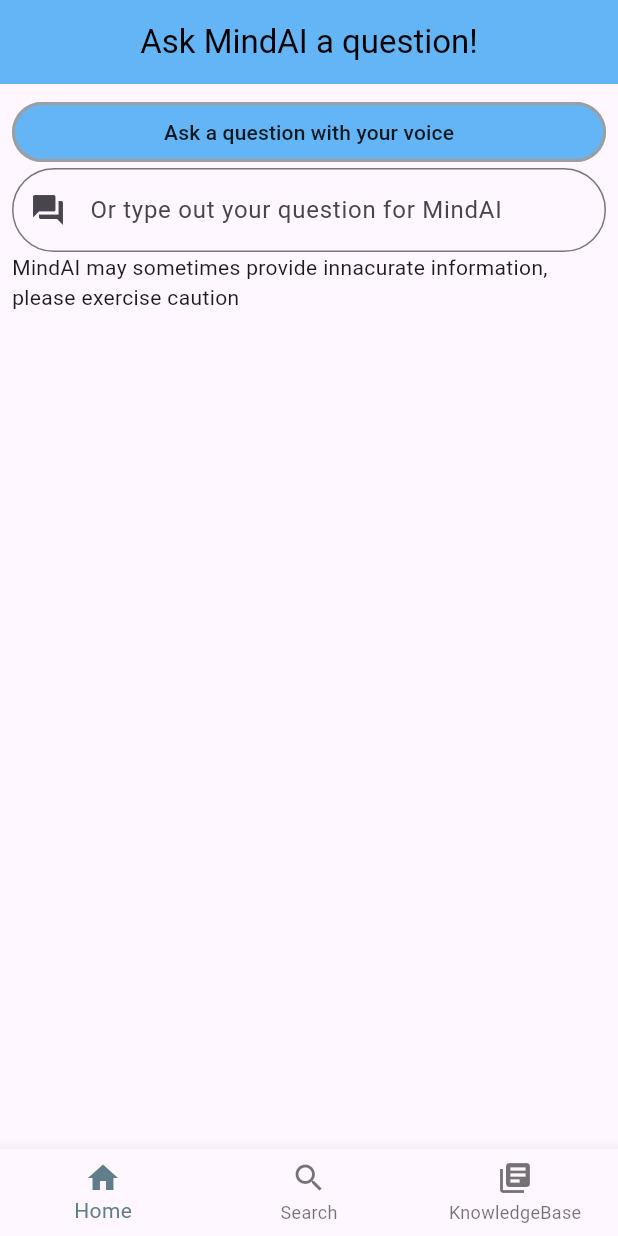
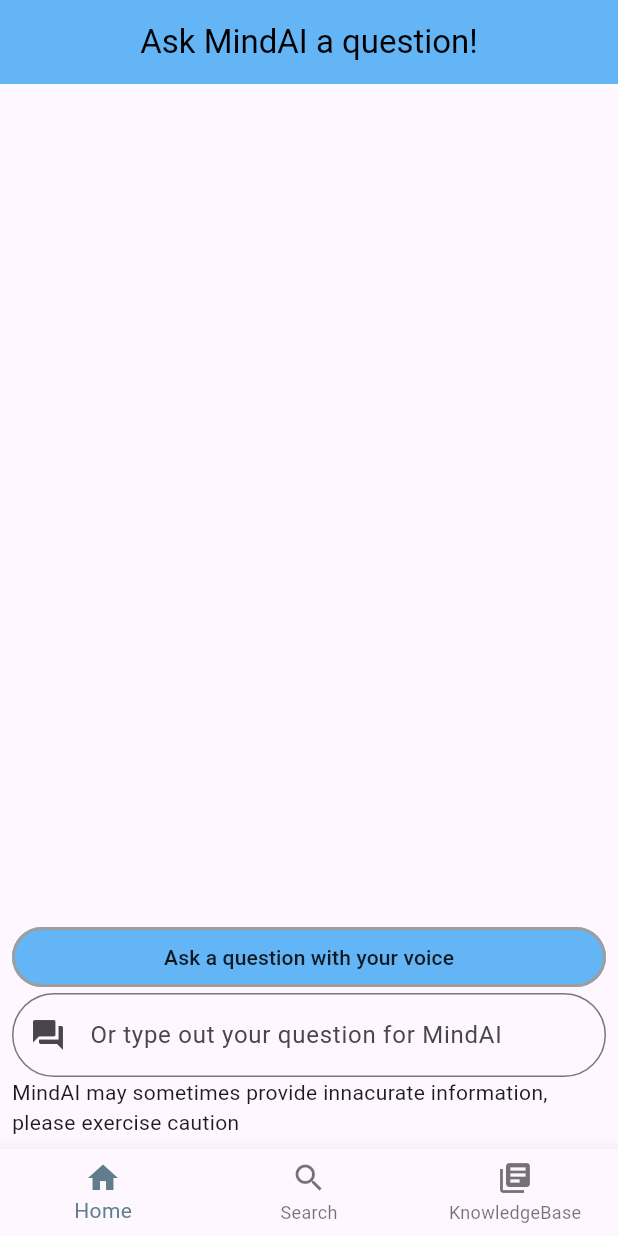
Before and after one commit to umgc/Summer2024, a Flutter app: the PromptScreen screen opened directly with empty values, on a phone screen of 412 x 824 dp. Run offline on Flutter 3.47's test engine with Material 3 defaults, Android fonts, the phone set to English and light mode, and no system bars; our stand-ins replace date_field, file_picker, flutter_dotenv, flutter_tts, image_picker, local_auth and 5 more; missing offline and left inert: dart:ffi, dart_openai, flutter_sound_lite, google_speech, mysql1, search_page and 1 more; accounts and stored records are empty.

Commit message:
Update to Ask Mind AI chat direction and date format for search

```diff
--- a/lib/prompt.dart
+++ b/lib/prompt.dart
@@ -278,10 +278,53 @@ class _PromptScreenState extends State<PromptScreen> {
         backgroundColor: Colors.blue[300],
         foregroundColor: Colors.black,
       ),
-      body: ListView(
+      body: Column(
+        mainAxisAlignment: MainAxisAlignment.spaceBetween,
+        children: [
+          Expanded(
+            child: ListView(
               padding: const EdgeInsets.all(8),
               children: <Widget>[
-          ElevatedButton(
+                if (recognizeFinished)
+                  Padding(
+                    padding: const EdgeInsets.all(16.0),
+                    child: ListView.builder(
+                      physics: ScrollPhysics(),
+                      scrollDirection: Axis.vertical,
+                      shrinkWrap: true,
+                      reverse: false,
+                      itemCount: transcriptArray.length,
+                      itemBuilder: (BuildContext ctxt, int Index) {
+                        return GestureDetector(
+                          onTap: () {
+                            toggleTTS(
+                                transcriptArray[Index].replaceAll("MindAI:", ""));
+                          },
+                          child: Container(
+                            margin: EdgeInsets.all(5),
+                            padding: EdgeInsets.all(10),
+                            decoration: BoxDecoration(
+                              color: (Index % 2 == 1)
+                                  ? Colors.grey[300]
+                                  : Colors.green[100],
+                              borderRadius: BorderRadius.circular(20),
+                            ),
+                            child: Text(transcriptArray[Index]),
+                          ),
+                        );
+                      },
+                    ),
+                  ),
+              ],
+            ),
+          ),
+          Padding(
+            padding: const EdgeInsets.all(8.0),
+            child: Column(
+              children: [
+                SizedBox(
+                  width: double.infinity,
+                  child: ElevatedButton(
                     style: ElevatedButton.styleFrom(
                         backgroundColor: Colors.blue[300],
                         foregroundColor: Colors.black87,
@@ -295,6 +338,7 @@ class _PromptScreenState extends State<PromptScreen> {
                         ? const Text('Listening')
                         : const Text('Ask a question with your voice'),
                   ),
+                ),
                 TextField(
                     controller: _controller,
                     decoration: InputDecoration(
@@ -305,7 +349,6 @@ class _PromptScreenState extends State<PromptScreen> {
                       hintText: 'Or type out your question for MindAI',
                     ),
                     onSubmitted: (String value) {
-                // Navigator.push(context, PromptScreen());
                       recognizeFinished = true;
                       transcriptArray.add(value);
                       setState(() {});
@@ -313,35 +356,9 @@ class _PromptScreenState extends State<PromptScreen> {
                     }),
                 const Text(
                     'MindAI may sometimes provide innacurate information, please exercise caution'),
-          if (recognizeFinished)
-            Padding(
-              padding: const EdgeInsets.all(16.0),
-              child: new ListView.builder(
-                  physics: ScrollPhysics(),
-                  scrollDirection: Axis.vertical,
-                  shrinkWrap: true,
-                  reverse: true,
-                  itemCount: transcriptArray.length,
-                  itemBuilder: (BuildContext ctxt, int Index) {
-                    return new GestureDetector(
-                        onTap: () {
-                          toggleTTS(
-                              transcriptArray[Index].replaceAll("MindAI:", ""));
-                        },
-                        child: new Container(
-                          margin: EdgeInsets.all(5),
-                          padding: EdgeInsets.all(10),
-                          //color: Colors.amber[600],
-                          decoration: BoxDecoration(
-                            color: (Index % 2 == 1)
-                                ? Colors.grey[300]
-                                : Colors.green[100],
-                            borderRadius: BorderRadius.circular(20),
+              ],
             ),
-                          child: Text(transcriptArray[Index]),
-                        ));
-                  }),
-            )
+          ),
         ],
       ),
       bottomNavigationBar: BottomNavBar(
--- a/pubspec.yaml
+++ b/pubspec.yaml
@@ -36,6 +36,7 @@ dependencies:
   path: ^1.8.1
   open_file: ^3.2.1
   shared_preferences: ^2.0.9
+  intl: ^0.18.0
 
   # The following adds the Cupertino Icons font to your application.
   # Use with the CupertinoIcons class for iOS style icons.
```
Also changed, not shown: lib/StorageService.dart (+12 -4 lines). Lines whose indentation alone changed are shown as unchanged.
